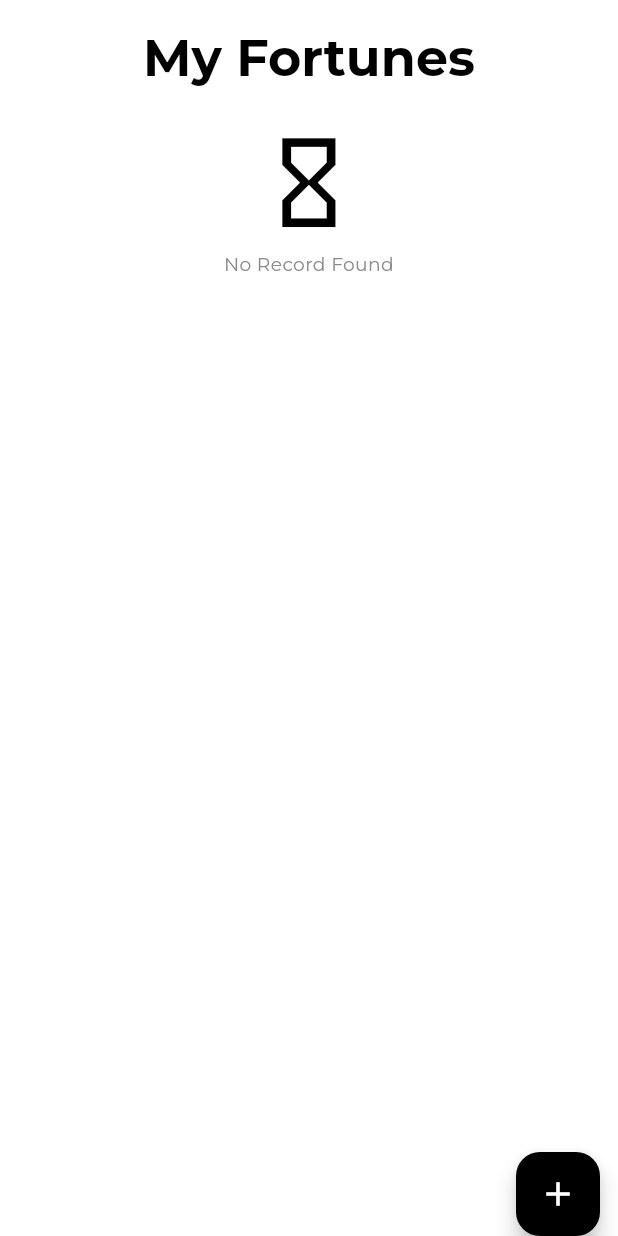
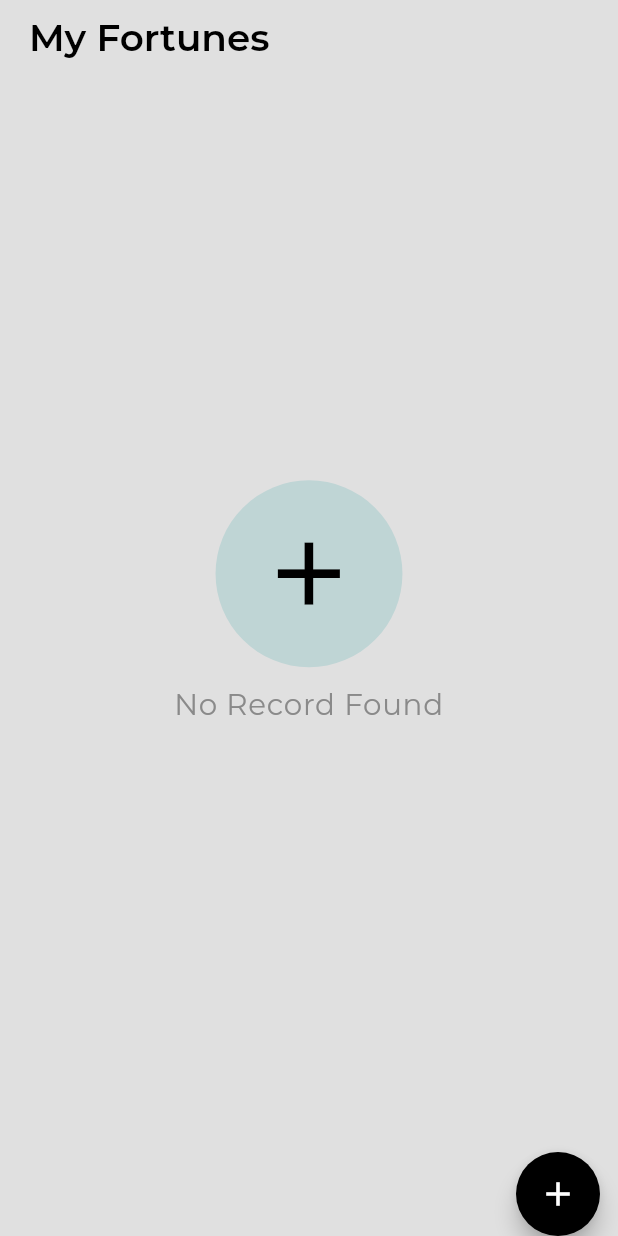
Before and after one commit to Dev-Sashad/fortune_gallery_task, a Flutter app: the screen it shows after launch, on a phone screen of 412 x 824 dp. Run offline on Flutter 3.47's test engine with Material 2 defaults, Android fonts, the phone set to English and light mode, and no system bars; our stand-ins replace date_format, flutter_riverpod, flutter_screenutil, flutter_spinkit, flutter_staggered_animations, flutter_styled_toast and 6 more; missing offline and left inert: flutter_animated_dialog; accounts and stored records are empty.

Commit message:
ui and logics completed

```diff
--- a/lib/constants/app_colors.dart
+++ b/lib/constants/app_colors.dart
@@ -3,11 +3,10 @@ import 'package:flutter/material.dart';
 abstract class AppColors {
   static const Color backgroundColor = Color(0XFFE0E0E0);
   static const primaryColor = Color(0XFF009396);
-  static const purpleColor = Color(0XFF800080);
-  static const magentaColor = Color(0xFFFF00FF);
-  static const greenColor = Color(0XFF008000);
-  static const purpleBlueColor = Color(0XFF6A0DAD);
-  static const blueColor = Color(0XFF4169E1);
+  static const purpleColor = Color(0XFF6A0DAD);
+  static const purpleBlueColor = Color(0XFF3a29b9);
+  static const greenColor = Color(0XFF008080);
+  static const blueColor = Color(0XFF0653D8);
   static const black = Color(0XFF000000);
   static const white = Color(0XFFFFFFFF);
   static const textGrey = Color(0XFF8A8A8A);
@@ -15,12 +14,13 @@ abstract class AppColors {
   static const mediumGrey = Color(0XFFA7A7A7);
   static const lightGrey = Color(0XFFD0CFCF);
   static const red = Color(0XFFF80000);
+  static Color tealColor = const Color(0XFF009396).withOpacity(0.9);
 
-  static const randomColors = [
+  static List<Color> randomColors = [
+    purpleColor,
+    greenColor,
+    blueColor,
     purpleBlueColor,
-    primaryColor,
-    blueColor,
-    magentaColor,
-    primaryColor
+    tealColor
   ];
 }
--- a/lib/constants/theme.dart
+++ b/lib/constants/theme.dart
@@ -20,7 +20,7 @@ class AppTheme {
       onPrimary: AppColors.white,
       surface: AppColors.white, // background color of the date picker
     ),
-    scaffoldBackgroundColor: AppColors.white,
+    scaffoldBackgroundColor: AppColors.backgroundColor,
     primaryColor: AppColors.primaryColor,
     scrollbarTheme: const ScrollbarThemeData().copyWith(
       thumbColor: MaterialStateProperty.all(AppColors.primaryColor),
@@ -35,9 +35,9 @@ class AppTheme {
         fontWeight: FontWeight.w700,
       ),
       titleLarge: GoogleFonts.montserrat(
-        fontSize: 38.sp,
+        fontSize: 28.sp,
         color: AppColors.textGrey,
-        fontWeight: FontWeight.normal,
+        fontWeight: FontWeight.w600,
       ),
       bodyLarge: GoogleFonts.montserrat(
         fontSize: 16.sp,
@@ -77,7 +77,7 @@ class AppTheme {
       surface: AppColors.primaryColor,
       onSurface: AppColors.textGrey,
     ),
-    scaffoldBackgroundColor: AppColors.black,
+    scaffoldBackgroundColor: AppColors.backgroundColor,
     primaryColor: AppColors.white,
     highlightColor: AppColors.white,
     scrollbarTheme: const ScrollbarThemeData().copyWith(
@@ -92,9 +92,9 @@ class AppTheme {
         fontWeight: FontWeight.w700,
       ),
       titleLarge: GoogleFonts.montserrat(
-        fontSize: 38.sp,
+        fontSize: 28.sp,
         color: AppColors.white,
-        fontWeight: FontWeight.normal,
+        fontWeight: FontWeight.w600,
       ),
       bodyLarge: GoogleFonts.montserrat(
         fontSize: 16.sp,
--- a/lib/core/data_source/local_database.dart
+++ b/lib/core/data_source/local_database.dart
@@ -33,7 +33,7 @@ class LocalDatabase {
         CREATE TABLE ${FortuneModel.tableName} (
           ${FortuneModel.idKey} ${FortuneModel.idType},
           ${FortuneModel.messageKey} ${FortuneModel.textType},
-          ${FortuneModel.dateCreatedKey} ${FortuneModel.textType},
+          ${FortuneModel.dateCreatedKey} ${FortuneModel.textType}
         )
       ''');
   }
--- a/lib/main.dart
+++ b/lib/main.dart
@@ -10,15 +10,8 @@ void main() async {
   runApp(const ProviderScope(child: MyApp()));
 }
 
-class MyApp extends ConsumerStatefulWidget {
-  const MyApp({
-    super.key,
-  });
-  @override
-  ConsumerState<MyApp> createState() => _MyAppState();
-}
-
-class _MyAppState extends ConsumerState<MyApp> with WidgetsBindingObserver {
+class MyApp extends StatelessWidget {
+  const MyApp({super.key});
   @override
   Widget build(BuildContext context) {
     SystemChrome.setSystemUIOverlayStyle(const SystemUiOverlayStyle(
--- a/lib/screens/home/home_screen.dart
+++ b/lib/screens/home/home_screen.dart
@@ -1,3 +1,4 @@
+import 'package:date_format/date_format.dart';
 import 'package:flutter/material.dart';
 import 'package:fortune_gallery/_lib.dart';
 import 'package:fortune_gallery/utils/extension.dart';
@@ -29,7 +30,10 @@ class _HomeSreenState extends ConsumerState<HomeSreen> with UIToolMixin {
     final vm = ref.watch(homeVm);
     return Scaffold(
       backgroundColor: Theme.of(context).scaffoldBackgroundColor,
-      floatingActionButton: FloatingActionButton(
+      floatingActionButton: Visibility(
+        visible: vm.viewState.isIdle,
+        child: FloatingActionButton(
+          shape: const CircleBorder(),
           onPressed: () {
             navigationService.pushScreen(const AddFortuneScreen());
           },
@@ -40,31 +44,35 @@ class _HomeSreenState extends ConsumerState<HomeSreen> with UIToolMixin {
             color: AppColors.white,
           ),
         ),
+      ),
       floatingActionButtonLocation: FloatingActionButtonLocation.miniEndDocked,
       body: SafeArea(
         bottom: false,
         child: Padding(
           padding: EdgeInsets.symmetric(horizontal: eqW(20)),
-          child: Column(
+          child: Stack(
             children: [
-              VerticalSpace(eqH(20)),
-              const CustomText(
+              Padding(
+                padding: EdgeInsets.only(top: eqH(10)),
+                child: const CustomText(
                   "My Fortunes",
                   color: AppColors.black,
-                textType: TextType.headerText,
+                  textType: TextType.largeText,
                 ),
-              VerticalSpace(eqH(30)),
+              ),
               Builder(builder: (c) {
                 if (vm.viewState.isLoading) {
-                  return GridView.builder(
+                  return Container(
+                    margin: EdgeInsets.only(top: eqH(70)),
+                    child: GridView.builder(
                         itemCount: 10,
                         gridDelegate: SliverQuiltedGridDelegate(
                           crossAxisCount: 2,
-                        mainAxisSpacing: 10.sp,
-                        crossAxisSpacing: 10.sp,
-                        repeatPattern: QuiltedGridRepeatPattern.inverted,
+                          mainAxisSpacing: 8.sp,
+                          crossAxisSpacing: 8.sp,
+                          repeatPattern: QuiltedGridRepeatPattern.same,
                           pattern: [
-                          const QuiltedGridTile(2, 1),
+                            const QuiltedGridTile(1, 2),
                             const QuiltedGridTile(1, 1),
                             const QuiltedGridTile(1, 1),
                             const QuiltedGridTile(1, 1),
@@ -74,11 +82,11 @@ class _HomeSreenState extends ConsumerState<HomeSreen> with UIToolMixin {
                         itemBuilder: (BuildContext context, int index) =>
                             LoaderWidget(
                               width: double.maxFinite,
-                            height: eqH(200),
-                          ));
+                              height: eqH(230),
+                            )),
+                  );
                 } else if (vm.viewState.isError) {
-                  return SizedBox(
-                    height: screenHeight * 0.5,
+                  return Center(
                     child: RefreshWidget(
                       onPressed: () =>
                           ref.read(homeVm.notifier).getAllFortune(),
@@ -86,17 +94,22 @@ class _HomeSreenState extends ConsumerState<HomeSreen> with UIToolMixin {
                   );
                 } else {
                   if (vm.data!.isEmpty) {
-                    return const NoHistoryWidget();
+                    return const Center(child: NoHistoryWidget());
                   } else {
-                    return GridView.builder(
+                    return RefreshIndicator(
+                      onRefresh: () async =>
+                          ref.read(homeVm.notifier).refreshFortune(),
+                      child: Container(
+                        margin: EdgeInsets.only(top: eqH(70)),
+                        child: GridView.builder(
                             itemCount: vm.data!.length,
                             gridDelegate: SliverQuiltedGridDelegate(
                               crossAxisCount: 2,
-                          mainAxisSpacing: 10.sp,
-                          crossAxisSpacing: 10.sp,
-                          repeatPattern: QuiltedGridRepeatPattern.inverted,
+                              mainAxisSpacing: 8.sp,
+                              crossAxisSpacing: 8.sp,
+                              repeatPattern: QuiltedGridRepeatPattern.same,
                               pattern: [
-                            const QuiltedGridTile(2, 1),
+                                const QuiltedGridTile(1, 2),
                                 const QuiltedGridTile(1, 1),
                                 const QuiltedGridTile(1, 1),
                                 const QuiltedGridTile(1, 1),
@@ -121,7 +134,9 @@ class _HomeSreenState extends ConsumerState<HomeSreen> with UIToolMixin {
                                       }
                                     },
                                   ),
-                            ));
+                                )),
+                      ),
+                    );
                   }
                 }
               })
--- a/lib/utils/progress_bar_manager/dialog_manager.dart
+++ b/lib/utils/progress_bar_manager/dialog_manager.dart
@@ -29,7 +29,7 @@ class _ProgressManagerState extends State<ProgressManager> {
         barrierDismissible: false,
         barrierColor: Colors.black38,
         builder: (context) {
-          return Container();
+          return const WaitDialog();
         });
   }
 }
--- a/lib/widgets/loader_widget.dart
+++ b/lib/widgets/loader_widget.dart
@@ -31,7 +31,7 @@ class LoaderWidget extends StatelessWidget {
           decoration: BoxDecoration(
             shape: shape!,
             borderRadius:
-                shape == BoxShape.circle ? null : BorderRadius.circular(10),
+                shape == BoxShape.circle ? null : BorderRadius.circular(15.r),
             color: AppColors.primaryColor.withOpacity(0.4),
           ),
         ));
--- a/lib/widgets/no_history.dart
+++ b/lib/widgets/no_history.dart
@@ -16,9 +16,15 @@ class NoHistoryWidget extends StatelessWidget {
           crossAxisAlignment: CrossAxisAlignment.center,
           mainAxisAlignment: MainAxisAlignment.center,
           children: [
-            Icon(
-              Icons.hourglass_empty_outlined,
-              size: 80.sp,
+            Container(
+              padding: EdgeInsets.all(30.sp),
+              decoration: BoxDecoration(
+                  color: AppColors.primaryColor.withOpacity(0.15),
+                  shape: BoxShape.circle),
+              child: Icon(
+                Icons.add,
+                size: 80.sp,
+              ),
             ),
             const VerticalSpace(10),
             SizedBox(
@@ -26,6 +32,8 @@ class NoHistoryWidget extends StatelessWidget {
               child: CustomText(
                 text ?? "No Record Found",
                 textAlign: TextAlign.center,
+                fontSize: 22.sp,
+                textType: TextType.mediumText,
               ),
             ),
             const VerticalSpace(20),
```
Also changed, not shown: lib/core/model/notes_model.dart (+4 -4 lines), lib/screens/fortune/add_fortune_screen.dart (+7 -9 lines), lib/screens/fortune/notifier/manage_fortune_vm.dart (+6 -12 lines), lib/screens/fortune/view_fortune.dart (+27 -8 lines), lib/screens/home/notifier/home_vm.dart (+7 -12 lines), lib/screens/home/state/home_state.dart (+5 -8 lines), lib/screens/home/widget/tile_widget.dart (+7 -4 lines), lib/screens/splash_screen/splash_screen.dart (+7 -1 lines), lib/widgets/dialogs/waiting_dialog.dart (+5 -23 lines), 3 other files. Lines whose indentation alone changed are shown as unchanged.
